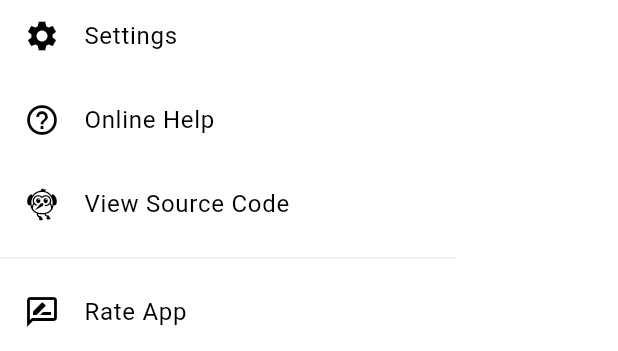
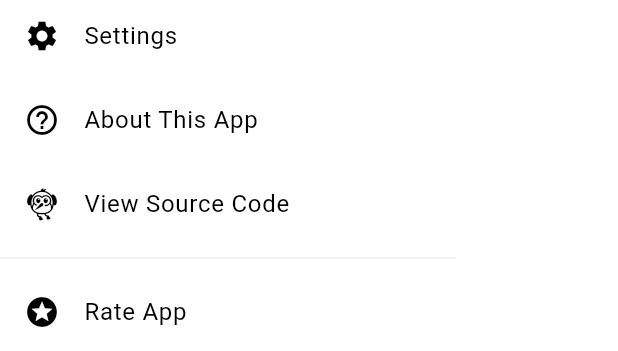
Before and after one commit to Appliberated/hello_world_counters, a Flutter app: the CountersDrawer widget shown alone on an empty page, opened directly with empty values, scrolled down 288 dp, on a phone screen of 412 x 824 dp. Shown: the part 882-1233 px from the top of the screen. Run offline on Flutter 3.47's test engine with Material 3 defaults, Android fonts, the phone set to English and light mode, and no system bars; our stand-ins replace share_plus, shared_preferences; accounts and stored records are empty.

Commit message:
Update app strings and drawer menu items

```diff
--- a/lib/common/app_strings.dart
+++ b/lib/common/app_strings.dart
@@ -14,7 +14,7 @@ class AppStrings {
 
   static const String drawerTitle = appName;
   static const String settingsItemTitle = 'Settings';
-  static const String helpItemTitle = 'Online Help';
+  static const String aboutItemTitle = 'About This App';
   static const String rateItemTitle = 'Rate App';
   static const String viewSourceItemTitle = 'View Source Code';
 
@@ -29,10 +29,9 @@ class AppStrings {
 
   static String shareText(String name, String value) => 'The $name is $value';
 
-  static const String rateAppURL =
-      'https://play.google.com/store/apps/details?id=com.anaurelian.helloworldcounters';
+  static const String rateAppURL = 'https://appliberated.com/helloworldcounters/rate/';
 
-  static const String helpURL = 'https://appliberated.com/helloworldcounters/';
+  static const String aboutURL = 'https://appliberated.com/helloworldcounters/';
 
   static const String viewSourceURL = 'https://github.com/Appliberated/hello_world_counters';
 
--- a/lib/screens/home.dart
+++ b/lib/screens/home.dart
@@ -53,7 +53,7 @@ class _HomeScreenState extends State<HomeScreen> {
     Navigator.pop(context);
   }
 
-  /// Performs the tasks of the popup menu items (reset, share, rate, and help).
+  /// Performs the tasks of the popup menu items (reset, share).
   void popupMenuSelection(MenuAction item) {
     switch (item) {
       case MenuAction.reset:
@@ -81,9 +81,9 @@ class _HomeScreenState extends State<HomeScreen> {
         // Load the Settings screen
         _loadSettingsScreen();
         break;
-      case DrawerExtraActions.help:
-        // Launch the app online help url
-        launchUrlExternal(context, AppStrings.helpURL);
+      case DrawerExtraActions.about:
+        // Launch the app's about page
+        launchUrlExternal(context, AppStrings.aboutURL);
         break;
       case DrawerExtraActions.rate:
         // Launch the Google Play Store page to allow the user to rate the app
--- a/lib/widgets/counters_drawer.dart
+++ b/lib/widgets/counters_drawer.dart
@@ -10,7 +10,7 @@ import '../utils/utils.dart';
 import 'color_list_tile.dart';
 
 /// Drawer extra actions enumeration.
-enum DrawerExtraActions { settings, help, rate, viewSource }
+enum DrawerExtraActions { settings, about, rate, viewSource }
 
 /// A material design drawer that shows navigation links for all available counters.
 class CountersDrawer extends StatelessWidget {
@@ -42,8 +42,6 @@ class CountersDrawer extends StatelessWidget {
 
   @override
   Widget build(BuildContext context) {
-    final bool isAndroid = Theme.of(context).platform == TargetPlatform.android;
-
     return Drawer(
       child: ListTileTheme(
         selectedColor: Colors.black,
@@ -59,21 +57,20 @@ class CountersDrawer extends StatelessWidget {
             ),
             ListTile(
               leading: const Icon(Icons.help_outline),
-              title: const Text(AppStrings.helpItemTitle),
-              onTap: () => _onExtraActionTap(context, DrawerExtraActions.help),
+              title: const Text(AppStrings.aboutItemTitle),
+              onTap: () => _onExtraActionTap(context, DrawerExtraActions.about),
             ),
             ListTile(
               leading: const Icon(Icons.flutter_dash),
               title: const Text(AppStrings.viewSourceItemTitle),
               onTap: () => _onExtraActionTap(context, DrawerExtraActions.viewSource),
             ),
-            if (isAndroid) const Divider(),
-            if (isAndroid)
-              ListTile(
-                leading: const Icon(Icons.rate_review_outlined),
-                title: const Text(AppStrings.rateItemTitle),
-                onTap: () => _onExtraActionTap(context, DrawerExtraActions.rate),
-              ),
+            const Divider(),
+            ListTile(
+              leading: const Icon(Icons.stars),
+              title: const Text(AppStrings.rateItemTitle),
+              onTap: () => _onExtraActionTap(context, DrawerExtraActions.rate),
+            ),
           ],
         ),
       ),
```
